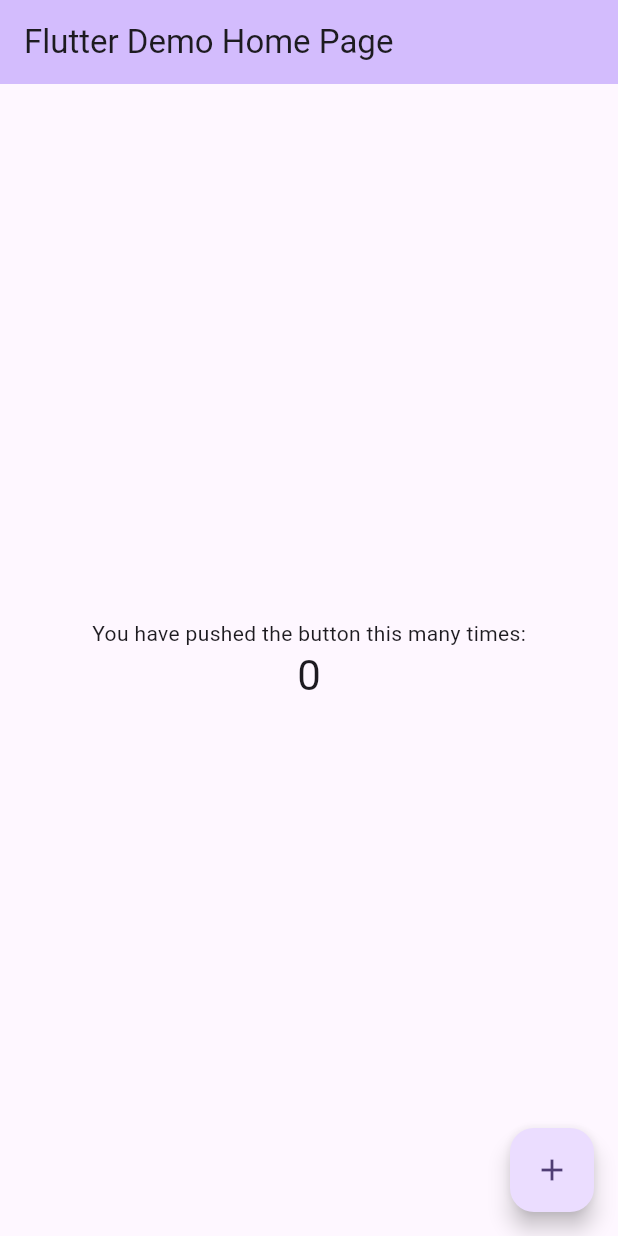
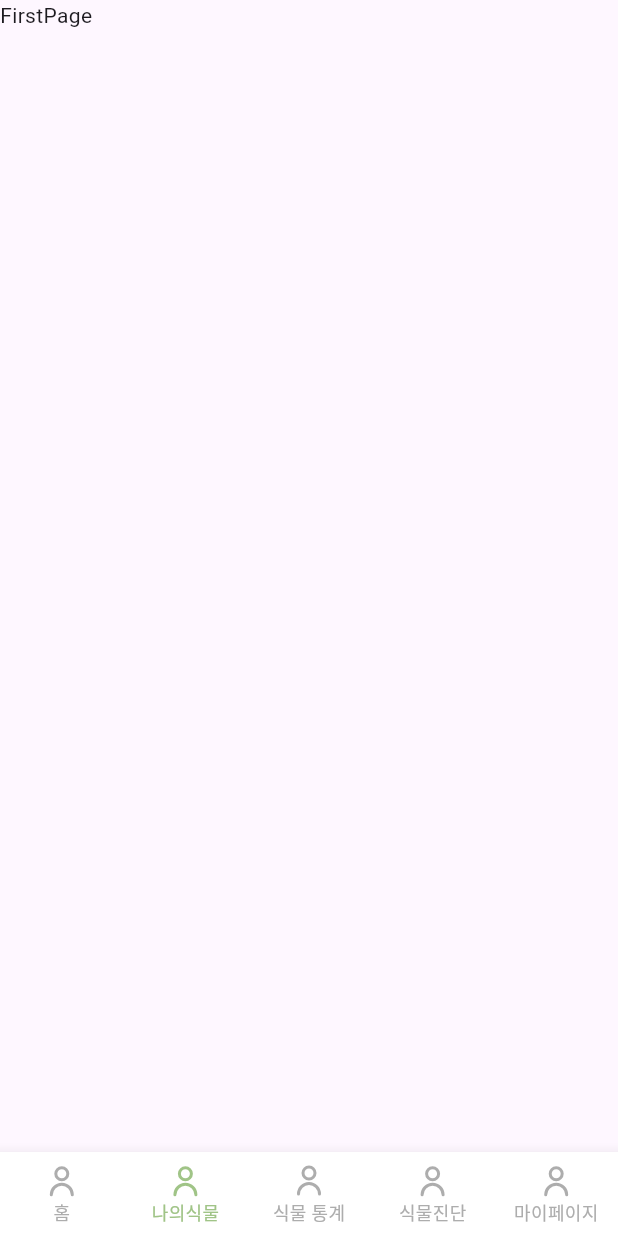
Before and after one commit to manneunghaegyeolsa/Plant-Growing-App, a Flutter app: the screen it shows after launch, on a phone screen of 412 x 824 dp. Run offline on Flutter 3.47's test engine with Material 3 defaults, Android fonts, the light colour scheme and no system bars; our stand-ins replace flutter_svg.

Commit message:
feat: 프로젝트 세팅(#1)

```diff
--- /dev/null
+++ b/lib/api/api.dart
@@ -0,0 +1,4 @@
+class API{
+  static const ip = "";
+  static const hostConnect = "http://${ip}:8080";
+}
--- /dev/null
+++ b/lib/designs/color.dart
@@ -0,0 +1,9 @@
+import 'package:flutter/material.dart';
+
+final class AppColor extends Color{
+  AppColor(super.value);
+  static const Color primaryGreen = Color(0xffa0c487);
+  static const Color white = Color(0xffffffff);
+  static const Color black = Color(0xff000000);
+  static const Color gray = Color(0xffadadad);
+}
--- a/lib/main.dart
+++ b/lib/main.dart
@@ -1,125 +1,25 @@
 import 'package:flutter/material.dart';
 
+import 'package:solvers/screens/bottomNaviBar.dart';
+
 void main() {
-  runApp(const MyApp());
+  runApp(const Solvers());
 }
 
-class MyApp extends StatelessWidget {
-  const MyApp({super.key});
+class Solvers extends StatelessWidget {
+  const Solvers({super.key});
 
   // This widget is the root of your application.
   @override
   Widget build(BuildContext context) {
     return MaterialApp(
-      title: 'Flutter Demo',
+      title: 'Solvers',
       theme: ThemeData(
-        // This is the theme of your application.
-        //
-        // TRY THIS: Try running your application with "flutter run". You'll see
-        // the application has a purple toolbar. Then, without quitting the app,
-        // try changing the seedColor in the colorScheme below to Colors.green
-        // and then invoke "hot reload" (save your changes or press the "hot
-        // reload" button in a Flutter-supported IDE, or press "r" if you used
-        // the command line to start the app).
-        //
-        // Notice that the counter didn't reset back to zero; the application
-        // state is not lost during the reload. To reset the state, use hot
-        // restart instead.
-        //
-        // This works for code too, not just values: Most code changes can be
-        // tested with just a hot reload.
         colorScheme: ColorScheme.fromSeed(seedColor: Colors.deepPurple),
         useMaterial3: true,
       ),
-      home: const MyHomePage(title: 'Flutter Demo Home Page'),
+      home: BottomNaviBar(1),
+      debugShowCheckedModeBanner: false,
     );
   }
 }
-
-class MyHomePage extends StatefulWidget {
-  const MyHomePage({super.key, required this.title});
-
-  // This widget is the home page of your application. It is stateful, meaning
-  // that it has a State object (defined below) that contains fields that affect
-  // how it looks.
-
-  // This class is the configuration for the state. It holds the values (in this
-  // case the title) provided by the parent (in this case the App widget) and
-  // used by the build method of the State. Fields in a Widget subclass are
-  // always marked "final".
-
-  final String title;
-
-  @override
-  State<MyHomePage> createState() => _MyHomePageState();
-}
-
-class _MyHomePageState extends State<MyHomePage> {
-  int _counter = 0;
-
-  void _incrementCounter() {
-    setState(() {
-      // This call to setState tells the Flutter framework that something has
-      // changed in this State, which causes it to rerun the build method below
-      // so that the display can reflect the updated values. If we changed
-      // _counter without calling setState(), then the build method would not be
-      // called again, and so nothing would appear to happen.
-      _counter++;
-    });
-  }
-
-  @override
-  Widget build(BuildContext context) {
-    // This method is rerun every time setState is called, for instance as done
-    // by the _incrementCounter method above.
-    //
-    // The Flutter framework has been optimized to make rerunning build methods
-    // fast, so that you can just rebuild anything that needs updating rather
-    // than having to individually change instances of widgets.
-    return Scaffold(
-      appBar: AppBar(
-        // TRY THIS: Try changing the color here to a specific color (to
-        // Colors.amber, perhaps?) and trigger a hot reload to see the AppBar
-        // change color while the other colors stay the same.
-        backgroundColor: Theme.of(context).colorScheme.inversePrimary,
-        // Here we take the value from the MyHomePage object that was created by
-        // the App.build method, and use it to set our appbar title.
-        title: Text(widget.title),
-      ),
-      body: Center(
-        // Center is a layout widget. It takes a single child and positions it
-        // in the middle of the parent.
-        child: Column(
-          // Column is also a layout widget. It takes a list of children and
-          // arranges them vertically. By default, it sizes itself to fit its
-          // children horizontally, and tries to be as tall as its parent.
-          //
-          // Column has various properties to control how it sizes itself and
-          // how it positions its children. Here we use mainAxisAlignment to
-          // center the children vertically; the main axis here is the vertical
-          // axis because Columns are vertical (the cross axis would be
-          // horizontal).
-          //
-          // TRY THIS: Invoke "debug painting" (choose the "Toggle Debug Paint"
-          // action in the IDE, or press "p" in the console), to see the
-          // wireframe for each widget.
-          mainAxisAlignment: MainAxisAlignment.center,
-          children: <Widget>[
-            const Text(
-              'You have pushed the button this many times:',
-            ),
-            Text(
-              '$_counter',
-              style: Theme.of(context).textTheme.headlineMedium,
-            ),
-          ],
-        ),
-      ),
-      floatingActionButton: FloatingActionButton(
-        onPressed: _incrementCounter,
-        tooltip: 'Increment',
-        child: const Icon(Icons.add),
-      ), // This trailing comma makes auto-formatting nicer for build methods.
-    );
-  }
-}
--- /dev/null
+++ b/lib/screens/bottomnavibar.dart
@@ -0,0 +1,112 @@
+import 'package:flutter/material.dart';
+import 'package:flutter_svg/svg.dart';
+import 'package:solvers/designs/color.dart';
+import 'package:solvers/screens/fifthpage.dart';
+import 'package:solvers/screens/firstpage.dart';
+import 'package:solvers/screens/fourthpage.dart';
+import 'package:solvers/screens/secondpage.dart';
+import 'package:solvers/screens/thirdpage.dart';
+
+class BottomNaviBar extends StatefulWidget {
+  var selectedIndex;
+  BottomNaviBar(
+    this.selectedIndex,
+    {super.key});
+
+  @override
+  State<BottomNaviBar> createState() => _BottomNaviBarState(selectedIndex);
+}
+
+class _BottomNaviBarState extends State<BottomNaviBar> {
+  _BottomNaviBarState(this.selectedIndex);
+  var selectedIndex;
+  List _pages = [
+    FirstPage(),
+    SecondPage(),
+    ThirdPage(),
+    FourthPage(),
+    FifthPage(),
+  ];
+
+  Widget bottomNavigatorBarWidget() {
+    return Theme(
+      data: ThemeData(
+        splashColor: Colors.transparent,
+        highlightColor: Colors.transparent,
+      ),
+      child: BottomNavigationBar(
+          items: <BottomNavigationBarItem>[
+            BottomNavigationBarItem(
+                icon: SvgPicture.asset(
+                  'assets/icons/user.svg',
+                  color: AppColor.gray,
+                ),
+                activeIcon: SvgPicture.asset(
+                  'assets/icons/user.svg',
+                  color: AppColor.primaryGreen,
+                ),
+                label: '홈'),
+            BottomNavigationBarItem(
+                icon: SvgPicture.asset(
+                  'assets/icons/user.svg',
+                  color: AppColor.gray,
+                ),
+                activeIcon: SvgPicture.asset(
+                  'assets/icons/user.svg',
+                  color: AppColor.primaryGreen,
+                ),
+                label: '나의식물'),
+            BottomNavigationBarItem(
+                icon: SvgPicture.asset(
+                  'assets/icons/user.svg',
+                  color: AppColor.gray,
+                ),
+                activeIcon: SvgPicture.asset(
+                  'assets/icons/user.svg',
+                  color: AppColor.primaryGreen,
+                ),
+                label: '식물 통계'),
+            BottomNavigationBarItem(
+                icon: SvgPicture.asset(
+                  'assets/icons/user.svg',
+                  color: AppColor.gray,
+                ),
+                activeIcon: SvgPicture.asset(
+                  'assets/icons/user.svg',
+                  color: AppColor.primaryGreen,
+                ),
+                label: '식물진단'),
+            BottomNavigationBarItem(
+                icon: SvgPicture.asset(
+                  'assets/icons/user.svg',
+                  color: AppColor.gray,
+                ),
+                activeIcon: SvgPicture.asset(
+                  'assets/icons/user.svg',
+                  color: AppColor.primaryGreen,
+                ),
+                label: '마이페이지'),
+          ],
+          currentIndex: selectedIndex,
+          unselectedItemColor: AppColor.gray,
+          unselectedLabelStyle:
+              TextStyle(fontSize: 12),
+          selectedItemColor: AppColor.primaryGreen,
+          selectedLabelStyle: TextStyle(fontSize: 12),
+          backgroundColor: AppColor.white,
+          type: BottomNavigationBarType.fixed,
+          onTap: (int index) {
+            setState(() {
+              selectedIndex = index;
+            });
+          }),
+    );
+  }
+  @override
+  Widget build(BuildContext context) {
+    return Scaffold(
+      body: _pages[selectedIndex],
+      bottomNavigationBar: bottomNavigatorBarWidget(),
+    );
+  }
+}
--- /dev/null
+++ b/lib/screens/fifthpage.dart
@@ -0,0 +1,17 @@
+import 'package:flutter/material.dart';
+
+class FifthPage extends StatefulWidget {
+  const FifthPage({super.key});
+
+  @override
+  State<FifthPage> createState() => _FifthPageState();
+}
+
+class _FifthPageState extends State<FifthPage> {
+  @override
+  Widget build(BuildContext context) {
+    return Container(
+      child: Text("FirstPage"),
+    );
+  }
+}
--- /dev/null
+++ b/lib/screens/firstpage.dart
@@ -0,0 +1,17 @@
+import 'package:flutter/material.dart';
+
+class FirstPage extends StatefulWidget {
+  const FirstPage({super.key});
+
+  @override
+  State<FirstPage> createState() => _FirstPageState();
+}
+
+class _FirstPageState extends State<FirstPage> {
+  @override
+  Widget build(BuildContext context) {
+    return Container(
+      child: Text("FirstPage"),
+    );
+  }
+}
--- /dev/null
+++ b/lib/screens/fourthpage.dart
@@ -0,0 +1,17 @@
+import 'package:flutter/material.dart';
+
+class FourthPage extends StatefulWidget {
+  const FourthPage({super.key});
+
+  @override
+  State<FourthPage> createState() => _FourthPageState();
+}
+
+class _FourthPageState extends State<FourthPage> {
+  @override
+  Widget build(BuildContext context) {
+    return Container(
+      child: Text("FirstPage"),
+    );
+  }
+}
--- /dev/null
+++ b/lib/screens/secondpage.dart
@@ -0,0 +1,17 @@
+import 'package:flutter/material.dart';
+
+class SecondPage extends StatefulWidget {
+  const SecondPage({super.key});
+
+  @override
+  State<SecondPage> createState() => _SecondPageState();
+}
+
+class _SecondPageState extends State<SecondPage> {
+  @override
+  Widget build(BuildContext context) {
+    return Container(
+      child: Text("FirstPage"),
+    );
+  }
+}
--- /dev/null
+++ b/lib/screens/thirdpage.dart
@@ -0,0 +1,17 @@
+import 'package:flutter/material.dart';
+
+class ThirdPage extends StatefulWidget {
+  const ThirdPage({super.key});
+
+  @override
+  State<ThirdPage> createState() => _ThirdPageState();
+}
+
+class _ThirdPageState extends State<ThirdPage> {
+  @override
+  Widget build(BuildContext context) {
+    return Container(
+      child: Text("FirstPage"),
+    );
+  }
+}
--- a/pubspec.yaml
+++ b/pubspec.yaml
@@ -35,6 +35,7 @@ dependencies:
   # The following adds the Cupertino Icons font to your application.
   # Use with the CupertinoIcons class for iOS style icons.
   cupertino_icons: ^1.0.6
+  flutter_svg: ^2.0.10+1
 
 dev_dependencies:
   flutter_test:
@@ -62,6 +63,10 @@ flutter:
   # assets:
   #   - images/a_dot_burr.jpeg
   #   - images/a_dot_ham.jpeg
+  assets:
+    - assets/
+    - assets/images/
+    - assets/icons/
 
   # An image asset can refer to one or more resolution-specific "variants", see
   # https://flutter.dev/assets-and-images/#resolution-aware
```
Also changed, not shown: assets/icons/user.svg (added), pubspec.lock, 1 other file.
